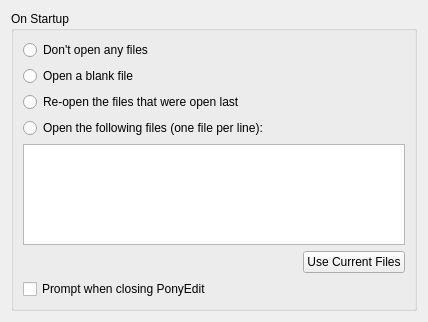
Qt form options/startupoptionswidget.ui (PonyEdit/PonyEdit) before a commit.
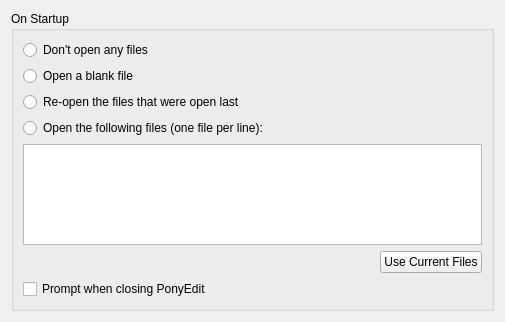
The same form after that commit.

Commit message: Remove text wrapping from the startup options widget file list

What changed in the file:
```diff
--- a/options/startupoptionswidget.ui
+++ b/options/startupoptionswidget.ui
@@ -6,7 +6,7 @@
    <rect>
     <x>0</x>
     <y>0</y>
-    <width>428</width>
+    <width>505</width>
     <height>322</height>
    </rect>
   </property>
@@ -68,7 +68,11 @@
        </widget>
       </item>
       <item row="4" column="0" rowspan="2" colspan="3">
-       <widget class="QPlainTextEdit" name="fileList"/>
+       <widget class="QPlainTextEdit" name="fileList">
+        <property name="lineWrapMode">
+         <enum>QPlainTextEdit::NoWrap</enum>
+        </property>
+       </widget>
       </item>
       <item row="6" column="2">
        <widget class="QPushButton" name="currentFiles">
```
